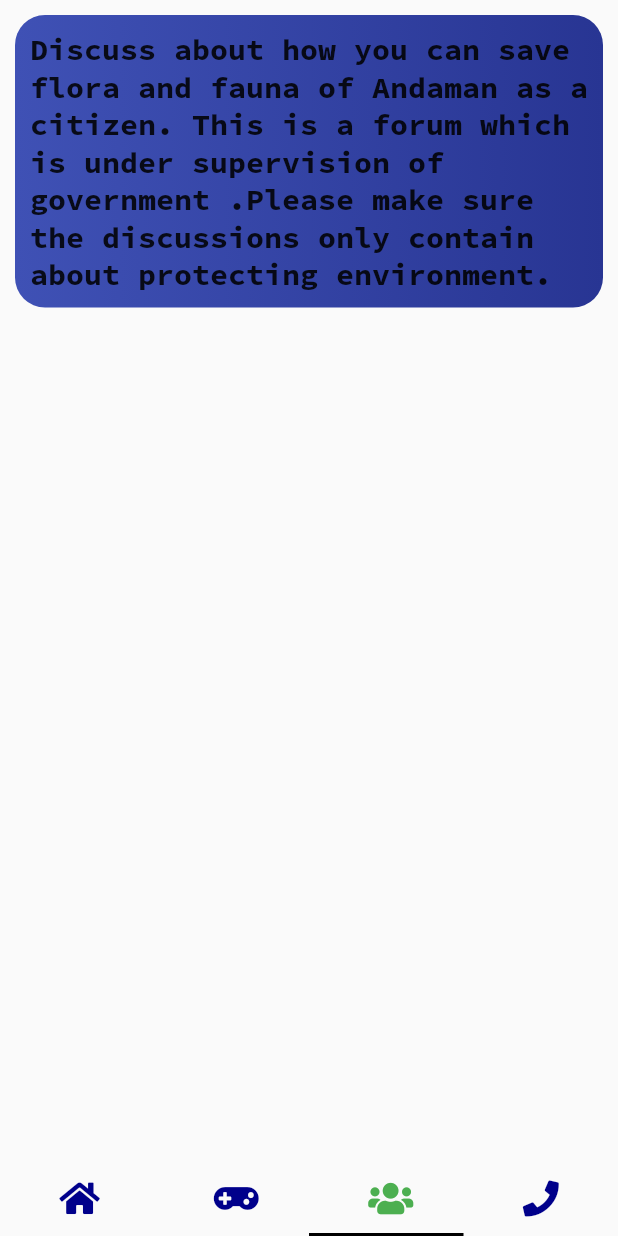
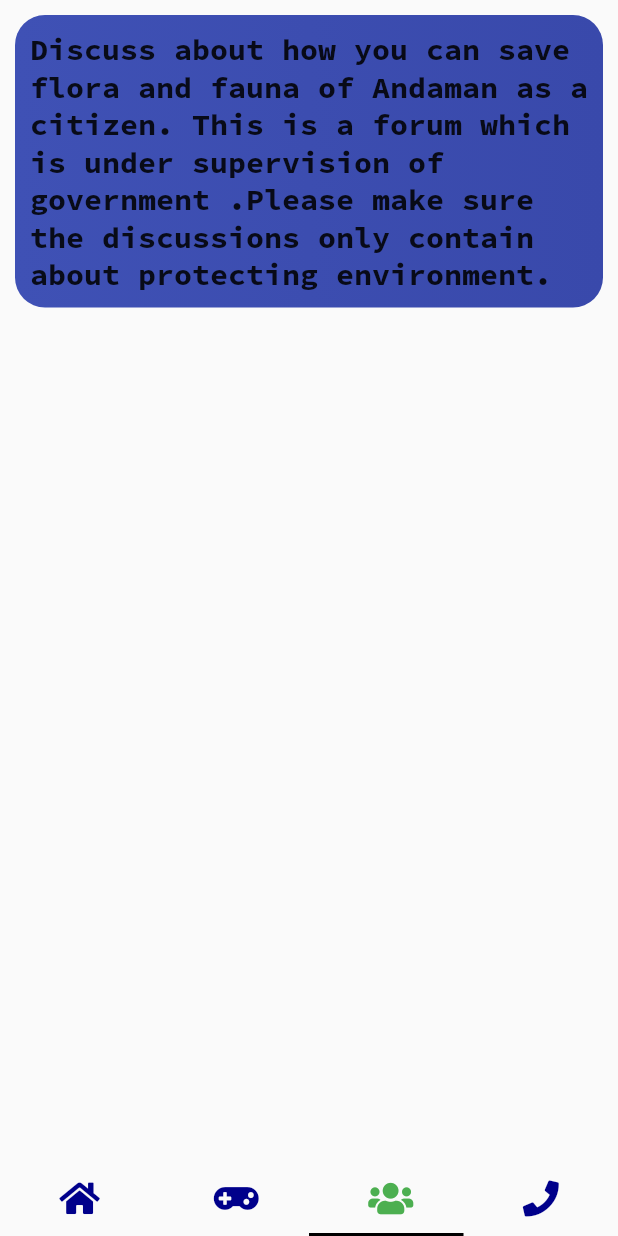
Before and after one commit to saisanjana/DS163_CodeAvengers, a Flutter app: the NavScreen screen opened by its route, item 3 of the bottom bar chosen, on a phone screen of 412 x 824 dp. Run offline on Flutter 3.47's test engine with Material 2 defaults, Android fonts, the phone set to English and light mode, and no system bars; our stand-ins replace font_awesome_flutter, get_it; statements that could not run were skipped.

Commit message:
added discussions screen and images in pubsepc

```diff
--- a/lib/screens/discussions_screen.dart
+++ b/lib/screens/discussions_screen.dart
@@ -22,7 +22,7 @@ class DiscussionsScreen extends StatelessWidget {
                 gradient: LinearGradient(
                   begin: Alignment.centerLeft,
                   end: Alignment.centerRight,
-                  colors: <Color>[Colors.indigo, Colors.indigo[800]],
+                  colors: <Color>[Colors.indigo, Colors.indigo[600]],
                 ),
               ),
             ),
--- a/lib/screens/games_screen.dart
+++ /dev/null
@@ -1 +0,0 @@
-//import 'package:flutter/material.dart';
--- a/lib/screens/nav_screen.dart
+++ b/lib/screens/nav_screen.dart
@@ -3,6 +3,7 @@ import './discussions_screen.dart';
 import 'package:font_awesome_flutter/font_awesome_flutter.dart';
 import 'package:protecto/screens/dummy_screen.dart';
 import './call_screen.dart';
+//import './games_screen.dart';
 class NavScreen extends StatelessWidget {
   static const routeName = "navscreen";
   final List<Widget> _screens=[
```
Also changed, not shown: lib/main.dart (+4 -3 lines), lib/screens/home_screen.dart (added, +22 -0 lines), pubspec.yaml (+10 -5 lines), assets/images/Andaman_Padauk_Tree.jpeg (added), assets/images/Andaman_Wood_Pigeon.jpg (added), assets/images/Padauk_Tree.jpg (added), assets/images/dugong.jpeg (added), assets/images/hawksbill.jpeg (added), assets/images/narcondam_hornbill.jpeg (added), assets/images/nicobar_megapode.jpeg (added), assets/images/pyinma.jpeg (added), pubspec.lock.
